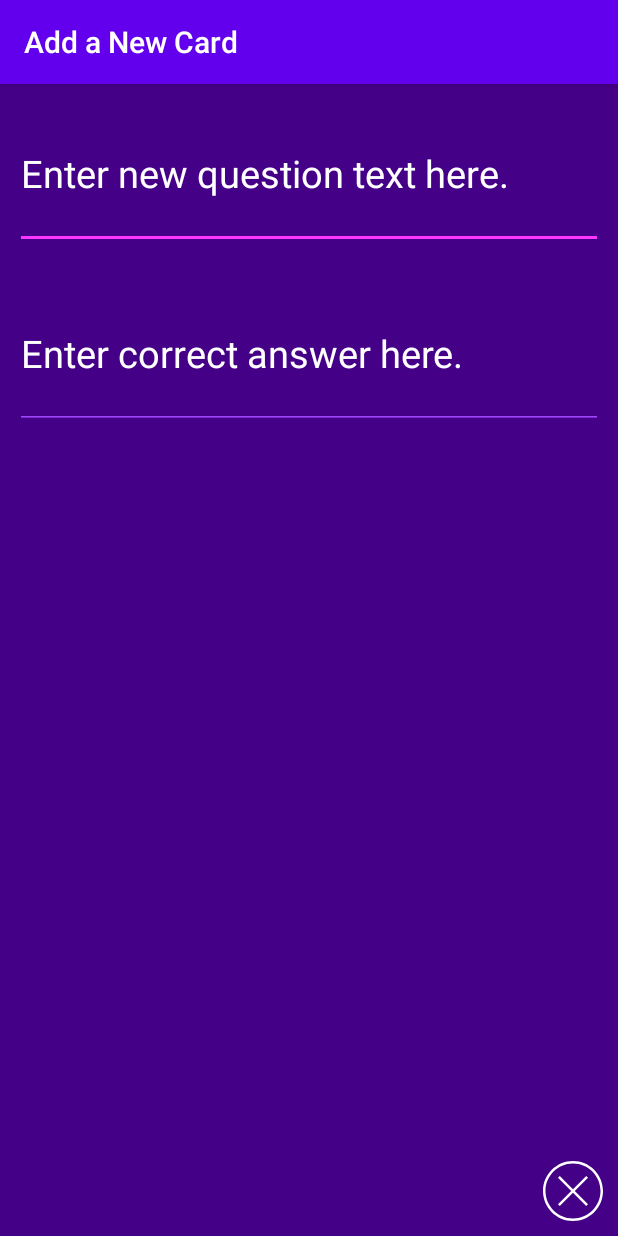
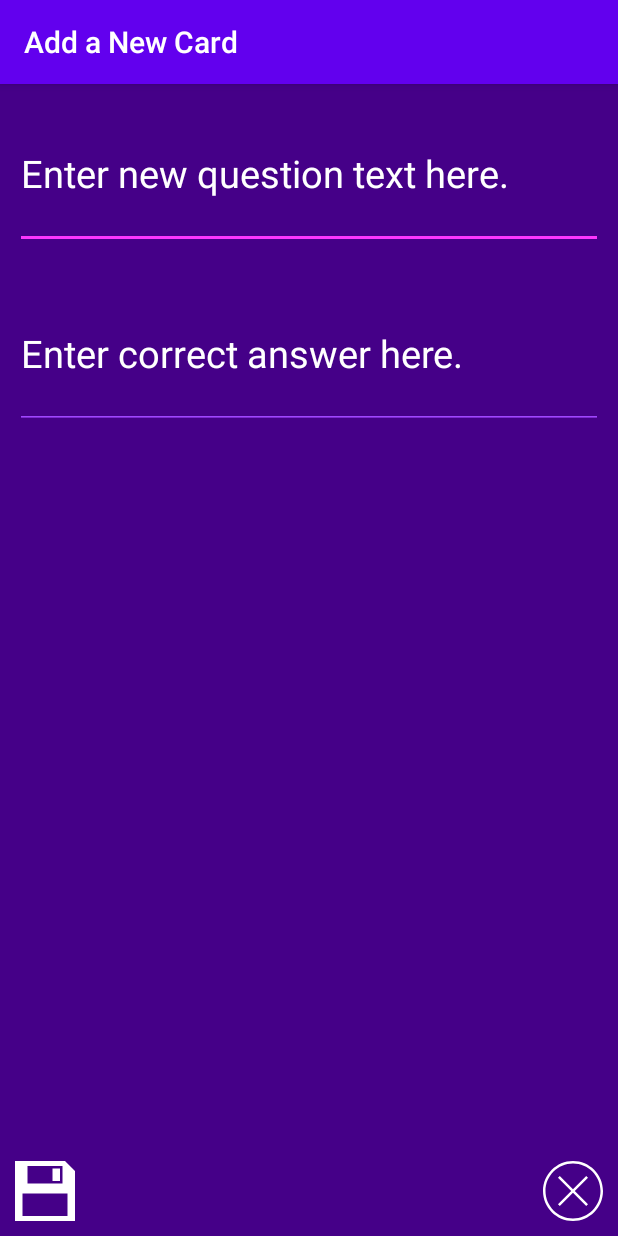
Before and after one commit to melissa-perez/FlashCards, an Android app: the AddCardActivity screen opened directly, with no data from a screen before it, on a phone screen of 412 x 824 dp. Run offline under Robolectric (Android 15) with nearby library versions, the phone set to English and light mode, and no system bars.

Commit message:
finished required lab features

```diff
--- a/app/src/main/java/com/example/flashcards/AddCardActivity.java
+++ b/app/src/main/java/com/example/flashcards/AddCardActivity.java
@@ -4,6 +4,7 @@ import android.content.Intent;
 import android.support.v7.app.AppCompatActivity;
 import android.os.Bundle;
 import android.view.View;
+import android.widget.EditText;
 import android.widget.ImageView;
 
 public class AddCardActivity extends AppCompatActivity {
@@ -15,9 +16,24 @@ public class AddCardActivity extends AppCompatActivity {
         setContentView(R.layout.activity_add_card);
 
         ImageView closeCard = findViewById(R.id.close_icon);
+        ImageView saveCard = findViewById(R.id.save_icon);
         closeCard.setImageResource(R.drawable.ic_iconmonstr_x_mark_circle_thin);
 
 
+        // Save Button, bottom left anchor
+        saveCard.setOnClickListener(new View.OnClickListener() {
+            @Override public void onClick(View v){
+                String questionToReturn = ((EditText) findViewById(R.id.editQuestionField))
+                        .getText().toString();
+                String answerToReturn = ((EditText) findViewById(R.id.editAnswerField))
+                        .getText().toString();
+                Intent data = new Intent(); // put our data
+                 data.putExtra("question", questionToReturn); // the key as 'string1'
+                 data.putExtra("answer", answerToReturn); // the key as 'string2
+                  setResult(RESULT_OK, data); // set result code and bundle data for response
+                finish();
+            }
+        });
 
         // Cancel Button, bottom right anchor
         closeCard.setOnClickListener(new View.OnClickListener() {
--- /dev/null
+++ b/app/src/main/res/drawable/ic_iconmonstr_save_1.xml
@@ -0,0 +1,9 @@
+<vector xmlns:android="http://schemas.android.com/apk/res/android"
+    android:width="24dp"
+    android:height="24dp"
+    android:viewportWidth="24"
+    android:viewportHeight="24">
+  <path
+      android:fillColor="#FF000000"
+      android:pathData="M15.003,3h2.997v5h-2.997v-5zM24,4v20h-24v-24h20l4,4zM5,9h14v-7h-14v7zM21,13h-18v9h18v-9z"/>
+</vector>
--- a/app/src/main/res/layout/activity_add_card.xml
+++ b/app/src/main/res/layout/activity_add_card.xml
@@ -8,6 +8,20 @@
     android:background="@color/deep_purple"
     tools:context=".AddCardActivity"
    >
+
+    <ImageView
+        android:layout_width="40dp"
+        android:layout_height="40dp"
+        android:id="@+id/save_icon"
+        android:src="@drawable/ic_iconmonstr_save_1"
+        android:layout_alignParentLeft="true"
+        android:layout_alignParentBottom="true"
+        android:layout_centerHorizontal="true"
+        android:layout_marginStart="10dp"
+        android:layout_marginTop="10dp"
+        android:layout_marginEnd="10dp"
+        android:layout_marginBottom="10dp"
+        android:tint="@color/white"/>
 
     <ImageView
         android:layout_width="40dp"
```
Also changed, not shown: app/src/main/java/com/example/flashcards/MainActivity.java (+14 -2 lines).
